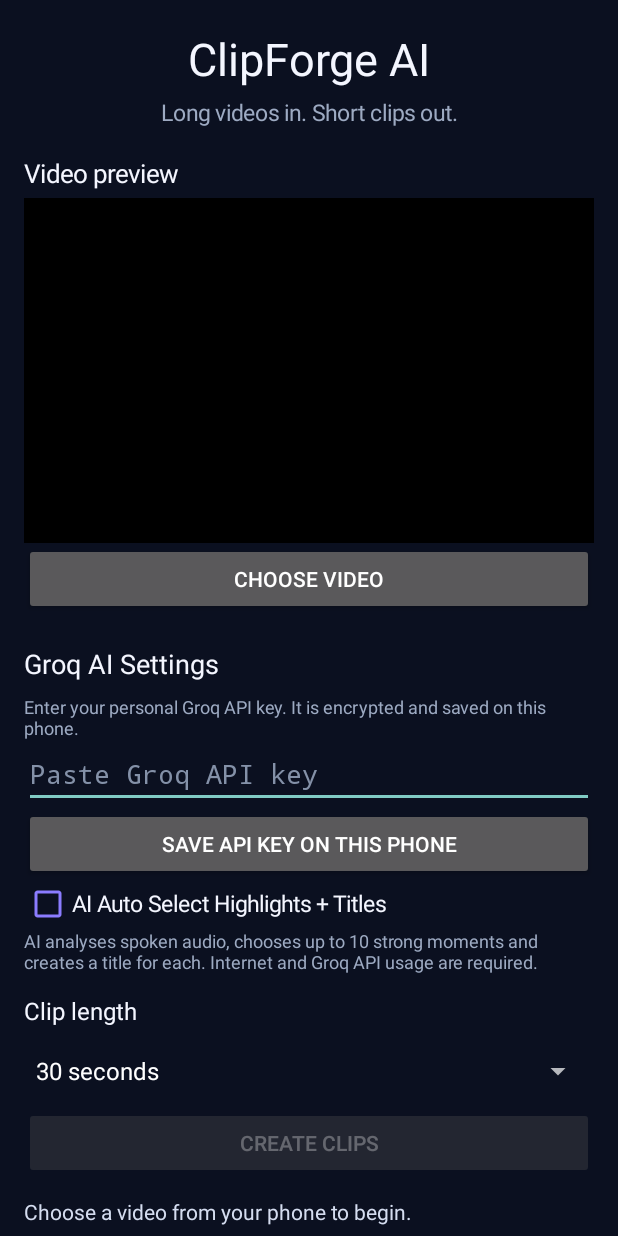
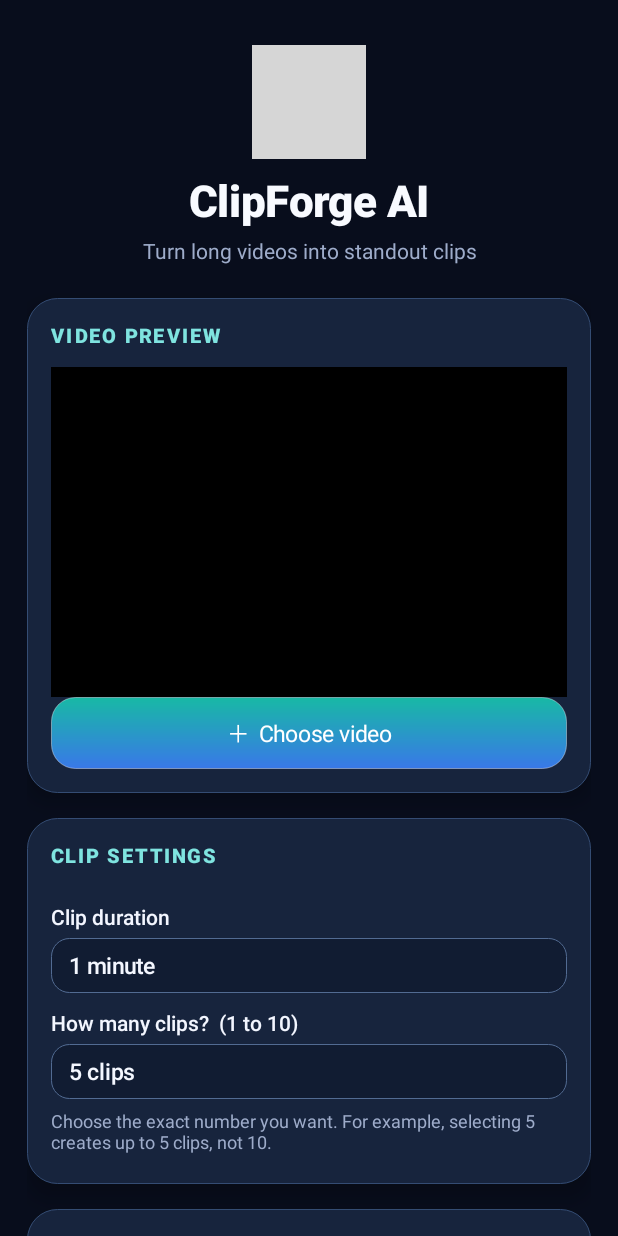
Before and after one commit to jamalsb/ClipForge-AI, an Android app: the screen it shows after launch (MainActivity), on a phone screen of 412 x 824 dp. Run offline under Robolectric (Android 15) with nearby library versions, the phone set to English and light mode, and no system bars; grey boxes are pictures that could not be loaded.

Commit message:
Add premium 3D interface and clip count and duration controls

```diff
--- a/app/src/main/java/com/clipforge/ai/MainActivity.kt
+++ b/app/src/main/java/com/clipforge/ai/MainActivity.kt
@@ -1,6 +1,8 @@
 package com.clipforge.ai
 
 import android.content.ContentValues
+import android.graphics.Typeface
+import android.graphics.drawable.GradientDrawable
 import android.content.Intent
 import android.media.MediaMetadataRetriever
 import android.net.Uri
@@ -28,6 +30,7 @@ class MainActivity : ComponentActivity() {
     private lateinit var chooseButton: Button
     private lateinit var createButton: Button
     private lateinit var lengthSpinner: Spinner
+    private lateinit var countSpinner: Spinner
     private lateinit var preview: PlayerView
     private lateinit var clipsList: LinearLayout
     private lateinit var aiHighlights: CheckBox
@@ -80,114 +83,184 @@ class MainActivity : ComponentActivity() {
     private fun buildScreen() {
         val page = LinearLayout(this).apply {
             orientation = LinearLayout.VERTICAL
-            setPadding(24, 28, 24, 24)
-            setBackgroundColor(0xFF0B1020.toInt())
+            setPadding(dp(18), dp(22), dp(18), dp(28))
+            setBackgroundColor(0xFF080D1C.toInt())
         }
-        val scroll = ScrollView(this)
+        val scroll = ScrollView(this).apply { clipToPadding = false }
+        val header = LinearLayout(this).apply {
+            orientation = LinearLayout.VERTICAL
+            gravity = Gravity.CENTER
+            setPadding(0, dp(8), 0, dp(22))
+        }
+        val logo = ImageView(this).apply {
+            setImageResource(R.mipmap.ic_launcher)
+            contentDescription = "ClipForge AI logo"
+        }
+        header.addView(logo, LinearLayout.LayoutParams(dp(76), dp(76)))
         val title = TextView(this).apply {
-            text = "ClipForge AI"; textSize = 30f
-            setTextColor(0xFFF4F6FF.toInt()); gravity = Gravity.CENTER
+            text = "ClipForge AI"; textSize = 29f; typeface = Typeface.create("sans-serif-black", Typeface.NORMAL)
+            setTextColor(0xFFF8FAFF.toInt()); gravity = Gravity.CENTER
+            setPadding(0, dp(8), 0, 0)
         }
         val subtitle = TextView(this).apply {
-            text = "Long videos in. Short clips out."; textSize = 15f
-            setTextColor(0xFF9DAAC2.toInt()); gravity = Gravity.CENTER
-            setPadding(0, 8, 0, 20)
+            text = "Turn long videos into standout clips"; textSize = 14f
+            setTextColor(0xFF9EACCA.toInt()); gravity = Gravity.CENTER
+            setPadding(0, dp(5), 0, 0)
         }
-        val previewLabel = TextView(this).apply {
-            text = "Video preview"; textSize = 17f
-            setTextColor(0xFFF4F6FF.toInt()); setPadding(0, 8, 0, 8)
+        header.addView(title, matchWrap()); header.addView(subtitle, matchWrap())
+        page.addView(header, matchWrap())
+
+        val previewCard = makeCard()
+        previewCard.addView(sectionHeading("VIDEO PREVIEW"), matchWrap())
+        preview = layoutInflater.inflate(R.layout.video_preview, page, false) as PlayerView
+        previewCard.addView(preview, LinearLayout.LayoutParams(ViewGroup.LayoutParams.MATCH_PARENT, dp(220)))
+        chooseButton = makeButton("＋  Choose video", 0xFF18B9A5.toInt(), 0xFF3978E8.toInt())
+        chooseButton.setOnClickListener { videoPicker.launch(arrayOf("video/*")) }
+        previewCard.addView(chooseButton, matchWrap())
+        page.addView(previewCard, cardParams())
+
+        val settingsCard = makeCard()
+        settingsCard.addView(sectionHeading("CLIP SETTINGS"), matchWrap())
+        settingsCard.addView(fieldLabel("Clip duration"), matchWrap())
+        lengthSpinner = styledSpinner(listOf("1 minute", "1 minute 30 seconds", "2 minutes")).apply { setSelection(0) }
+        settingsCard.addView(lengthSpinner, matchWrap())
+        settingsCard.addView(fieldLabel("How many clips?  (1 to 10)"), matchWrap())
+        countSpinner = styledSpinner((1..10).map { "$it clips" }).apply { setSelection(4) }
+        settingsCard.addView(countSpinner, matchWrap())
+        val countHelp = TextView(this).apply {
+            text = "Choose the exact number you want. For example, selecting 5 creates up to 5 clips, not 10."
+            textSize = 12f; setTextColor(0xFF9EACCA.toInt()); setPadding(0, dp(6), 0, dp(4))
         }
-        preview = layoutInflater.inflate(R.layout.video_preview, page, false) as PlayerView
+        settingsCard.addView(countHelp, matchWrap())
+        page.addView(settingsCard, cardParams())
 
-        chooseButton = Button(this).apply {
-            text = "Choose video"
-            setOnClickListener { videoPicker.launch(arrayOf("video/*")) }
+        val aiCard = makeCard()
+        aiCard.addView(sectionHeading("AI HIGHLIGHT SETTINGS"), matchWrap())
+        val aiSettingsHelp = TextView(this).apply {
+            text = "Add your Groq API key. It is encrypted and saved securely on this phone."
+            textSize = 12f; setTextColor(0xFF9EACCA.toInt())
         }
-        val lengthLabel = TextView(this).apply {
-            text = "Clip length"; textSize = 16f
-            setTextColor(0xFFF4F6FF.toInt()); setPadding(0, 20, 0, 8)
-        }
-        val aiSettingsTitle = TextView(this).apply {
-            text = "Groq AI Settings"; textSize = 18f
-            setTextColor(0xFFF4F6FF.toInt()); setPadding(0, dp(20), 0, dp(8))
-        }
-        val aiSettingsHelp = TextView(this).apply {
-            text = "Enter your personal Groq API key. It is encrypted and saved on this phone."
-            textSize = 12f; setTextColor(0xFF9DAAC2.toInt())
-        }
+        aiCard.addView(aiSettingsHelp, matchWrap())
         apiKeyInput = EditText(this).apply {
             hint = if (GroqKeyStore.read(this@MainActivity).isNullOrBlank()) "Paste Groq API key" else "API key already saved"
             setSingleLine(true)
             inputType = android.text.InputType.TYPE_CLASS_TEXT or android.text.InputType.TYPE_TEXT_VARIATION_PASSWORD
-            setTextColor(0xFFF4F6FF.toInt())
-            setHintTextColor(0xFF8491A8.toInt())
+            setTextColor(0xFFF8FAFF.toInt()); setHintTextColor(0xFF8290AC.toInt())
+            background = roundedBackground(0xFF111C32.toInt(), 0xFF344768.toInt(), 12)
+            setPadding(dp(14), dp(10), dp(14), dp(10))
         }
-        val saveKeyButton = Button(this).apply {
-            text = "Save API key on this phone"
-            setOnClickListener {
-                val key = apiKeyInput.text.toString().trim()
-                if (!key.startsWith("gsk_")) {
-                    status.text = "Please enter a valid Groq API key."
-                } else {
-                    try {
-                        GroqKeyStore.save(this@MainActivity, key)
-                        apiKeyInput.text.clear()
-                        apiKeyInput.hint = "API key already saved"
-                        status.text = "Groq API key saved securely on this phone."
-                    } catch (e: Exception) {
-                        status.text = "Could not save API key: " + (e.message ?: "storage error")
+        val saveKeyButton = makeButton("Save API key", 0xFF7358E8.toInt(), 0xFF3E65D9.toInt())
+        saveKeyButton.setOnClickListener {
+            val key = apiKeyInput.text.toString().trim()
+            if (!key.startsWith("gsk_")) status.text = "Please enter a valid Groq API key."
+            else try {
+                GroqKeyStore.save(this@MainActivity, key)
+                apiKeyInput.text.clear(); apiKeyInput.hint = "API key already saved"
+                status.text = "Groq API key saved securely on this phone."
+            } catch (e: Exception) { status.text = "Could not save API key: " + (e.message ?: "storage error") }
+        }
+        aiCard.addView(apiKeyInput, matchWrap())
+        aiCard.addView(saveKeyButton, matchWrap())
+        aiHighlights = CheckBox(this).apply {
+            text = "AI Auto Select Highlights + Titles"; textSize = 14f
+            setTextColor(0xFFF8FAFF.toInt())
+            buttonTintList = android.content.res.ColorStateList.valueOf(0xFF9A7BFF.toInt())
+        }
+        aiCard.addView(aiHighlights, matchWrap())
+        val aiHelp = TextView(this).apply {
+            text = "AI selects moments from spoken audio and creates a title for each clip. Internet and Groq API usage are required."
+            textSize = 12f; setTextColor(0xFF9EACCA.toInt())
+        }
+        aiCard.addView(aiHelp, matchWrap())
+        page.addView(aiCard, cardParams())
+
+        createButton = makeButton("✦  Create my clips", 0xFFFF9A44.toInt(), 0xFFEC557E.toInt()).apply {
+            isEnabled = false
+            setOnClickListener { createClips() }
+        }
+        page.addView(createButton, LinearLayout.LayoutParams(ViewGroup.LayoutParams.MATCH_PARENT, dp(58)).apply {
+            topMargin = dp(5); bottomMargin = dp(12)
+        })
+
+        val progressCard = makeCard()
+        status = TextView(this).apply {
+            text = "Choose a video from your phone to begin."
+            textSize = 14f; setTextColor(0xFFE0E8FA.toInt())
+            setPadding(dp(4), dp(5), dp(4), dp(5))
+        }
+        progressCard.addView(sectionHeading("STATUS"), matchWrap())
+        progressCard.addView(status, matchWrap())
+        page.addView(progressCard, cardParams())
+
+        val clipsCard = makeCard()
+        clipsCard.addView(sectionHeading("YOUR CREATED CLIPS"), matchWrap())
+        clipsList = LinearLayout(this).apply { orientation = LinearLayout.VERTICAL }
+        clipsCard.addView(clipsList, matchWrap())
+        page.addView(clipsCard, cardParams())
+
+        scroll.addView(page)
+        setContentView(scroll)
+    }
+
+    private fun makeCard(): LinearLayout = LinearLayout(this).apply {
+        orientation = LinearLayout.VERTICAL
+        setPadding(dp(16), dp(16), dp(16), dp(16))
+        background = roundedBackground(0xFF17243D.toInt(), 0xFF344C73.toInt(), 20)
+        elevation = dp(8).toFloat()
+    }
+
+    private fun cardParams() = LinearLayout.LayoutParams(
+        ViewGroup.LayoutParams.MATCH_PARENT, ViewGroup.LayoutParams.WRAP_CONTENT
+    ).apply { bottomMargin = dp(17) }
+
+    private fun sectionHeading(value: String) = TextView(this).apply {
+        text = value; textSize = 13f; letterSpacing = 0.12f
+        typeface = Typeface.create("sans-serif-black", Typeface.NORMAL)
+        setTextColor(0xFF7FE4E0.toInt()); setPadding(0, 0, 0, dp(12))
+    }
+
+    private fun fieldLabel(value: String) = TextView(this).apply {
+        text = value; textSize = 14f; typeface = Typeface.create("sans-serif-medium", Typeface.NORMAL)
+        setTextColor(0xFFF3F6FF.toInt()); setPadding(0, dp(10), 0, dp(5))
+    }
+
+    private fun makeButton(label: String, top: Int, bottom: Int) = Button(this).apply {
+        text = label; textSize = 15f; isAllCaps = false
+        typeface = Typeface.create("sans-serif-bold", Typeface.NORMAL)
+        setTextColor(0xFFFFFFFF.toInt())
+        background = GradientDrawable(GradientDrawable.Orientation.TOP_BOTTOM, intArrayOf(top, bottom)).apply {
+            cornerRadius = dp(16).toFloat()
+            setStroke(dp(1), 0x66FFFFFF)
+        }
+        elevation = dp(7).toFloat()
+        stateListAnimator = null
+        setPadding(dp(12), dp(10), dp(12), dp(10))
+    }
+
+    private fun roundedBackground(color: Int, stroke: Int, radius: Int) =
+        GradientDrawable(GradientDrawable.Orientation.TOP_BOTTOM, intArrayOf(color, color)).apply {
+            cornerRadius = dp(radius).toFloat()
+            setStroke(dp(1), stroke)
+        }
+
+    private fun styledSpinner(items: List<String>) = Spinner(this).apply {
+        adapter = object : ArrayAdapter<String>(this@MainActivity, android.R.layout.simple_spinner_item, items) {
+            override fun getView(position: Int, convertView: android.view.View?, parent: ViewGroup): android.view.View {
+                return super.getView(position, convertView, parent).apply {
+                    (this as? TextView)?.apply {
+                        setTextColor(0xFFF4F7FF.toInt()); textSize = 15f
+                        typeface = Typeface.create("sans-serif-medium", Typeface.NORMAL)
+                        setPadding(dp(12), dp(8), dp(8), dp(8))
                     }
                 }
             }
+            override fun getDropDownView(position: Int, convertView: android.view.View?, parent: ViewGroup): android.view.View {
+                return super.getDropDownView(position, convertView, parent).apply {
+                    (this as? TextView)?.apply { setTextColor(0xFF17243D.toInt()); textSize = 15f; setPadding(dp(14), dp(12), dp(12), dp(12)) }
+                }
+            }
         }
-        aiHighlights = CheckBox(this).apply {
-            text = "AI Auto Select Highlights + Titles"
-            textSize = 15f
-            setTextColor(0xFFF4F6FF.toInt())
-            buttonTintList = android.content.res.ColorStateList.valueOf(0xFF8B7CFF.toInt())
-        }
-        val aiHelp = TextView(this).apply {
-            text = "AI analyses spoken audio, chooses up to 10 strong moments and creates a title for each. Internet and Groq API usage are required."
-            textSize = 12f; setTextColor(0xFF9DAAC2.toInt())
-        }
-        lengthSpinner = Spinner(this).apply {
-            adapter = ArrayAdapter(this@MainActivity, android.R.layout.simple_spinner_dropdown_item,
-                listOf("15 seconds", "30 seconds", "45 seconds", "60 seconds"))
-            setSelection(1)
-        }
-        createButton = Button(this).apply {
-            text = "Create clips"; isEnabled = false
-            setOnClickListener { createClips() }
-        }
-        status = TextView(this).apply {
-            text = "Choose a video from your phone to begin."
-            textSize = 14f; setTextColor(0xFFD5DDF0.toInt())
-            setPadding(0, 18, 0, 16)
-        }
-        val clipsTitle = TextView(this).apply {
-            text = "Created clips"; textSize = 19f
-            setTextColor(0xFFF4F6FF.toInt()); setPadding(0, 16, 0, 8)
-        }
-        clipsList = LinearLayout(this).apply { orientation = LinearLayout.VERTICAL }
-        page.addView(title, matchWrap())
-        page.addView(subtitle, matchWrap())
-        page.addView(previewLabel, matchWrap())
-        page.addView(preview, LinearLayout.LayoutParams(ViewGroup.LayoutParams.MATCH_PARENT, dp(230)))
-        page.addView(chooseButton, matchWrap())
-        page.addView(aiSettingsTitle, matchWrap())
-        page.addView(aiSettingsHelp, matchWrap())
-        page.addView(apiKeyInput, matchWrap())
-        page.addView(saveKeyButton, matchWrap())
-        page.addView(aiHighlights, matchWrap())
-        page.addView(aiHelp, matchWrap())
-        page.addView(lengthLabel, matchWrap())
-        page.addView(lengthSpinner, matchWrap())
-        page.addView(createButton, matchWrap())
-        page.addView(status, matchWrap())
-        page.addView(clipsTitle, matchWrap())
-        page.addView(clipsList, matchWrap())
-        scroll.addView(page)
-        setContentView(scroll)
+        background = roundedBackground(0xFF111C32.toInt(), 0xFF526B92.toInt(), 12)
     }
 
     private fun dp(value: Int): Int = (value * resources.displayMetrics.density).toInt()
@@ -207,7 +280,8 @@ class MainActivity : ComponentActivity() {
 
     private fun createClips() {
         val uri = selectedVideo ?: return
-        val seconds = listOf(15, 30, 45, 60)[lengthSpinner.selectedItemPosition]
+        val seconds = listOf(60, 90, 120)[lengthSpinner.selectedItemPosition]
+        val requestedCount = countSpinner.selectedItemPosition + 1
         val clipMs = seconds * 1000L
         if (videoDurationMs < clipMs) {
             status.text = "This video is shorter than " + seconds + " seconds. Choose a shorter clip length."
@@ -224,7 +298,7 @@ class MainActivity : ComponentActivity() {
             status.text = "AI is analysing the video's speech and selecting highlights. Keep the app open."
             worker.execute {
                 try {
-                    val selected = GroqHighlightAnalyzer.analyse(this, uri, videoDurationMs, clipMs, key)
+                    val selected = GroqHighlightAnalyzer.analyse(this, uri, videoDurationMs, clipMs, requestedCount, key)
                     runOnUiThread {
                         pendingClips.clear()
                         clipTitles.clear()
@@ -249,7 +323,8 @@ class MainActivity : ComponentActivity() {
             }
             return
         }
-        val count = (videoDurationMs / clipMs).toInt()
+        val availableCount = (videoDurationMs / clipMs).toInt()
+        val count = minOf(requestedCount, availableCount)
         if (count < 1) {
             status.text = "This video is shorter than " + seconds + " seconds. Choose a shorter clip length."
             return
@@ -267,7 +342,7 @@ class MainActivity : ComponentActivity() {
         clipsList.removeAllViews()
         createButton.isEnabled = false
         chooseButton.isEnabled = false
-        status.text = "Preparing " + count + " clips on this phone. Keep ClipForge open while exporting."
+        status.text = "Preparing " + count + " of your requested " + requestedCount + " clips on this phone. Keep ClipForge open while exporting."
         exportNext(uri)
     }
 
```
